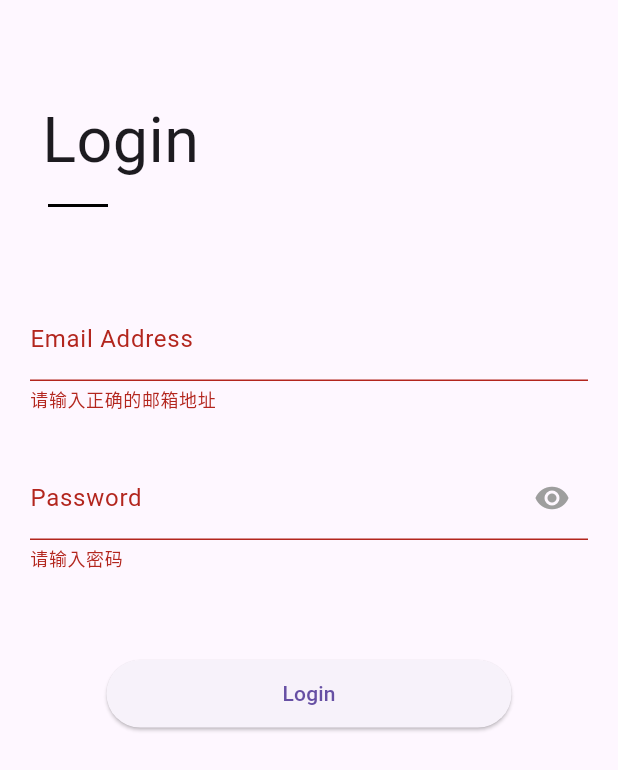
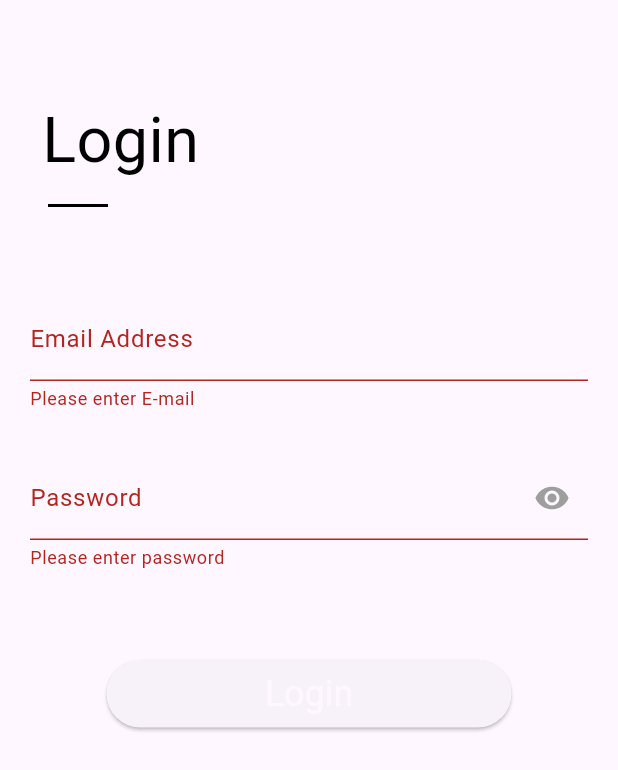
Before and after one commit to DoubleU-ANG/CASA0015_Mobile_System, a Flutter app: the screen it shows after launch, after a tap on "Login", on a phone screen of 412 x 824 dp. Shown: the top 770 px of the screen. Run offline on Flutter 3.47's test engine with Material 3 defaults, Android fonts, the light colour scheme and no system bars.

Commit message:
Build up login page and the basic structure of the whole app

```diff
--- a/lib/main.dart
+++ b/lib/main.dart
@@ -11,14 +11,14 @@ class MyApp extends StatelessWidget {
   @override
   Widget build(BuildContext context) {
     return MaterialApp(
-        debugShowCheckedModeBanner: false, // 不显示右上角的 debug
+        debugShowCheckedModeBanner: false,
         title: 'Flutter Demo',
         theme: ThemeData(
           primarySwatch: Colors.blue,
         ),
-        initialRoute: "/", // 注册路由表
+        initialRoute: "/", // route map
         routes: {
-          "/": (context) => const LoginPage(title: "登录"), // 首页路由
+          "/": (context) => const LoginPage(title: "Login"), //
           "/tab": (context) => const Tabs(),
         });
   }
@@ -42,20 +42,20 @@ class _LoginPageState extends State<LoginPage> {
   Widget build(BuildContext context) {
     return Scaffold(
       body: Form(
-        key: _formKey, // 设置globalKey，用于后面获取FormStat
+        key: _formKey,
         autovalidateMode: AutovalidateMode.onUserInteraction,
         child: ListView(
           padding: const EdgeInsets.symmetric(horizontal: 20),
           children: [
-            const SizedBox(height: kToolbarHeight), // 距离顶部一个工具栏的高度
-            buildTitle(), // Login
-            buildTitleLine(), // Login下面的下划线
+            const SizedBox(height: kToolbarHeight),
+            buildTitle(),
+            buildTitleLine(),
             const SizedBox(height: 60),
-            buildEmailTextField(), // 输入邮箱
+            buildEmailTextField(),
             const SizedBox(height: 30),
-            buildPasswordTextField(context), // 输入密码
+            buildPasswordTextField(context),
             const SizedBox(height: 60),
-            buildLoginButton(context), // 登录按钮
+            buildLoginButton(context),
             const SizedBox(height: 40),
           ],
         ),
@@ -70,15 +70,13 @@ class _LoginPageState extends State<LoginPage> {
         width: 270,
         child: ElevatedButton(
           style: ButtonStyle(
-              // 设置圆角
               shape: MaterialStateProperty.all(const StadiumBorder(
                   side: BorderSide(style: BorderStyle.none)))),
-          child: Text('Login'),
+          child: Text('Login',
+              style: Theme.of(context).primaryTextTheme.headline5),
           onPressed: () {
-            // 表单校验通过才会继续执行
             if ((_formKey.currentState as FormState).validate()) {
               (_formKey.currentState as FormState).save();
-              //TODO 执行登录方法
               print('email: $_email, password: $_password');
               Navigator.pushNamed(context, '/tab');
             }
@@ -90,11 +88,11 @@ class _LoginPageState extends State<LoginPage> {
 
   Widget buildPasswordTextField(BuildContext context) {
     return TextFormField(
-        obscureText: _isObscure, // 是否显示文字
+        obscureText: _isObscure,
         onSaved: (v) => _password = v!,
         validator: (v) {
           if (v!.isEmpty) {
-            return '请输入密码';
+            return 'Please enter password';
           }
         },
         decoration: InputDecoration(
@@ -105,7 +103,6 @@ class _LoginPageState extends State<LoginPage> {
                 color: _eyeColor,
               ),
               onPressed: () {
-                // 修改 state 内部变量, 且需要界面内容更新, 需要使用 setState()
                 setState(() {
                   _isObscure = !_isObscure;
                   _eyeColor = (_isObscure
@@ -123,7 +120,7 @@ class _LoginPageState extends State<LoginPage> {
         var emailReg = RegExp(
             r"[\w!#$%&'*+/=?^_`{|}~-]+(?:\.[\w!#$%&'*+/=?^_`{|}~-]+)*@(?:[\w](?:[\w-]*[\w])?\.)+[\w](?:[\w-]*[\w])?");
         if (!emailReg.hasMatch(v!)) {
-          return '请输入正确的邮箱地址';
+          return 'Please enter E-mail';
         }
       },
       onSaved: (v) => _email = v!,
@@ -148,7 +145,7 @@ class _LoginPageState extends State<LoginPage> {
         padding: EdgeInsets.all(8),
         child: Text(
           'Login',
-          style: TextStyle(fontSize: 42),
+          style: TextStyle(fontSize: 42, color: Colors.black),
         ));
   }
 }
```
Also changed, not shown: 5 other files.
